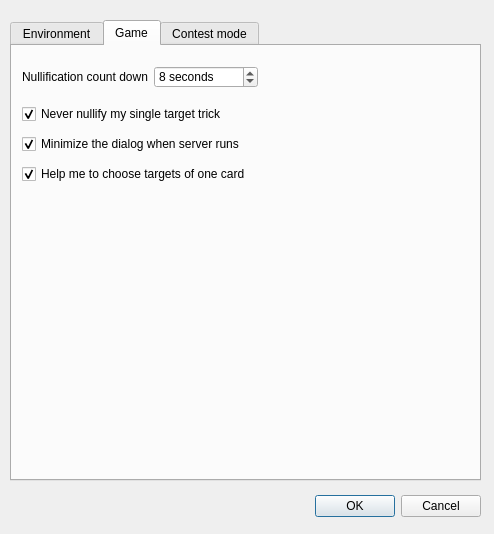
This is src/dialog/configdialog.ui in Mogara/QSanguosha as Qt 5 draws it before an edit. The edited form follows.
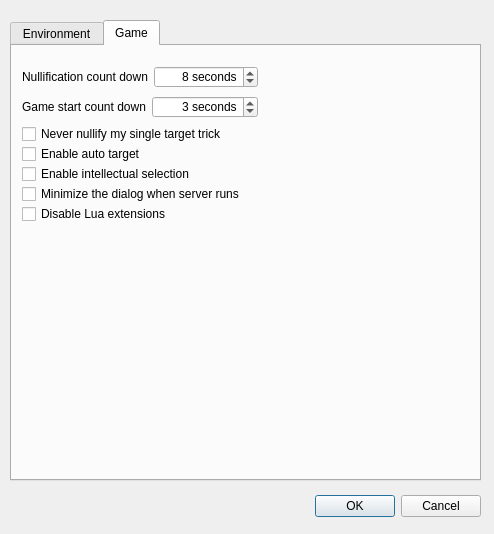
This is the edited form. The open tabs and pages were chosen to show the change.

Diff of the .ui file:
```diff
--- a/src/dialog/configdialog.ui
+++ b/src/dialog/configdialog.ui
@@ -13,6 +13,12 @@
     <height>534</height>
    </rect>
   </property>
+  <property name="sizePolicy">
+   <sizepolicy hsizetype="Preferred" vsizetype="Preferred">
+    <horstretch>0</horstretch>
+    <verstretch>0</verstretch>
+   </sizepolicy>
+  </property>
   <property name="windowTitle">
    <string>Config dialog</string>
   </property>
@@ -450,6 +456,15 @@
       </item>
       <item row="0" column="1">
        <widget class="QSpinBox" name="nullificationSpinBox">
+        <property name="sizePolicy">
+         <sizepolicy hsizetype="Preferred" vsizetype="Preferred">
+          <horstretch>0</horstretch>
+          <verstretch>0</verstretch>
+         </sizepolicy>
+        </property>
+        <property name="alignment">
+         <set>Qt::AlignRight|Qt::AlignTrailing|Qt::AlignVCenter</set>
+        </property>
         <property name="suffix">
          <string> seconds</string>
         </property>
@@ -470,8 +485,8 @@
      <property name="geometry">
       <rect>
        <x>10</x>
-       <y>60</y>
-       <width>239</width>
+       <y>80</y>
+       <width>331</width>
        <height>16</height>
       </rect>
      </property>
@@ -479,14 +494,14 @@
       <string>Never nullify my single target trick</string>
      </property>
      <property name="checked">
-      <bool>true</bool>
+      <bool>false</bool>
      </property>
     </widget>
     <widget class="QCheckBox" name="minimizecCheckBox">
      <property name="geometry">
       <rect>
        <x>10</x>
-       <y>90</y>
+       <y>140</y>
        <width>241</width>
        <height>16</height>
       </rect>
@@ -495,112 +510,126 @@
       <string>Minimize the dialog when server runs</string>
      </property>
      <property name="checked">
-      <bool>true</bool>
+      <bool>false</bool>
      </property>
     </widget>
-    <widget class="QCheckBox" name="enableAutoTargetCheckBox">
-     <property name="enabled">
-      <bool>true</bool>
-     </property>
+    <widget class="QWidget" name="layoutWidget5_2">
      <property name="geometry">
       <rect>
        <x>10</x>
-       <y>120</y>
-       <width>251</width>
-       <height>16</height>
-      </rect>
-     </property>
-     <property name="text">
-      <string>Help me to choose targets of one card</string>
-     </property>
-     <property name="checked">
-      <bool>true</bool>
-     </property>
-    </widget>
-   </widget>
-   <widget class="QWidget" name="tab">
-    <attribute name="title">
-     <string>Contest mode</string>
-    </attribute>
-    <widget class="QWidget" name="layoutWidget">
-     <property name="geometry">
-      <rect>
-       <x>20</x>
-       <y>30</y>
-       <width>421</width>
-       <height>100</height>
+       <y>50</y>
+       <width>236</width>
+       <height>22</height>
       </rect>
      </property>
      <layout class="QFormLayout" name="formLayout_2">
+      <property name="fieldGrowthPolicy">
+       <enum>QFormLayout::AllNonFixedFieldsGrow</enum>
+      </property>
       <item row="0" column="0">
-       <widget class="QLabel" name="smtpServerLabel">
+       <widget class="QLabel" name="gameStartLabel">
+        <property name="sizePolicy">
+         <sizepolicy hsizetype="Preferred" vsizetype="Preferred">
+          <horstretch>0</horstretch>
+          <verstretch>0</verstretch>
+         </sizepolicy>
+        </property>
         <property name="text">
-         <string>SMTP Server</string>
+         <string>Game start count down</string>
+        </property>
+        <property name="buddy">
+         <cstring>gameStartSpinBox</cstring>
         </property>
        </widget>
       </item>
       <item row="0" column="1">
-       <widget class="QLineEdit" name="smtpServerLineEdit">
-        <property name="placeholderText">
-         <string>SMTP server's address</string>
+       <widget class="QSpinBox" name="gameStartSpinBox">
+        <property name="enabled">
+         <bool>true</bool>
         </property>
-       </widget>
-      </item>
-      <item row="1" column="0">
-       <widget class="QLabel" name="senderLabel">
-        <property name="text">
-         <string>Sender</string>
+        <property name="sizePolicy">
+         <sizepolicy hsizetype="Preferred" vsizetype="Preferred">
+          <horstretch>0</horstretch>
+          <verstretch>0</verstretch>
+         </sizepolicy>
         </property>
-       </widget>
-      </item>
-      <item row="1" column="1">
-       <widget class="QLineEdit" name="senderLineEdit">
-        <property name="placeholderText">
-         <string>The sender's email address</string>
+        <property name="layoutDirection">
+         <enum>Qt::LeftToRight</enum>
         </property>
-       </widget>
-      </item>
-      <item row="2" column="0">
-       <widget class="QLabel" name="passwordLabel">
-        <property name="text">
-         <string>Password</string>
+        <property name="alignment">
+         <set>Qt::AlignRight|Qt::AlignTrailing|Qt::AlignVCenter</set>
         </property>
-       </widget>
-      </item>
-      <item row="2" column="1">
-       <widget class="QLineEdit" name="passwordLineEdit">
-        <property name="placeholderText">
-         <string>The password</string>
+        <property name="buttonSymbols">
+         <enum>QAbstractSpinBox::UpDownArrows</enum>
         </property>
-       </widget>
-      </item>
-      <item row="3" column="0">
-       <widget class="QLabel" name="receiverLabel">
-        <property name="text">
-         <string>Receiver</string>
+        <property name="suffix">
+         <string> seconds</string>
         </property>
-       </widget>
-      </item>
-      <item row="3" column="1">
-       <widget class="QLineEdit" name="receiverLineEdit">
-        <property name="placeholderText">
-         <string>The receiver's email address</string>
+        <property name="minimum">
+         <number>0</number>
+        </property>
+        <property name="maximum">
+         <number>10</number>
+        </property>
+        <property name="value">
+         <number>3</number>
         </property>
        </widget>
       </item>
      </layout>
     </widget>
-    <widget class="QCheckBox" name="onlySaveLordCheckBox">
+    <widget class="QCheckBox" name="autoTargetCheckBox">
+     <property name="enabled">
+      <bool>true</bool>
+     </property>
      <property name="geometry">
       <rect>
-       <x>20</x>
-       <y>140</y>
-       <width>191</width>
+       <x>10</x>
+       <y>100</y>
+       <width>241</width>
        <height>16</height>
       </rect>
      </property>
      <property name="text">
-      <string>Only save the record of lord</string>
+      <string>Enable auto target</string>
+     </property>
+     <property name="checked">
+      <bool>false</bool>
+     </property>
+    </widget>
+    <widget class="QCheckBox" name="intellectualSelectionCheckBox">
+     <property name="enabled">
+      <bool>true</bool>
+     </property>
+     <property name="geometry">
+      <rect>
+       <x>10</x>
+       <y>120</y>
+       <width>241</width>
+       <height>16</height>
+      </rect>
+     </property>
+     <property name="text">
+      <string>Enable intellectual selection</string>
+     </property>
+     <property name="checked">
+      <bool>false</bool>
+     </property>
+    </widget>
+    <widget class="QCheckBox" name="disableLuaCheckBox">
+     <property name="geometry">
+      <rect>
+       <x>10</x>
+       <y>160</y>
+       <width>241</width>
+       <height>16</height>
+      </rect>
+     </property>
+     <property name="text">
+      <string>Disable Lua extensions</string>
+     </property>
+     <property name="checked">
+      <bool>false</bool>
      </property>
     </widget>
    </widget>
```
Left out of the diff: 36 changed lines with no effect on the pictures.
